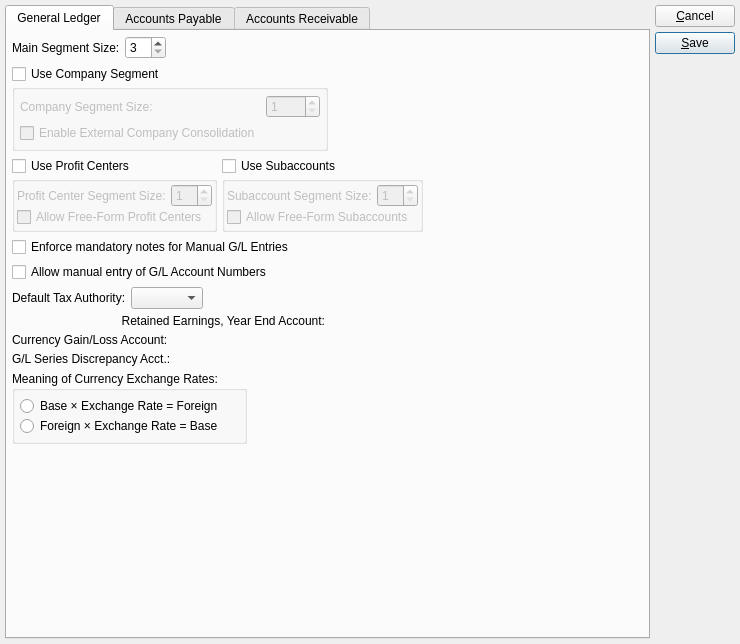
Qt form xtuple/trunk/guiclient/configureGL.ui (WooodHead/xtuple) before a commit.
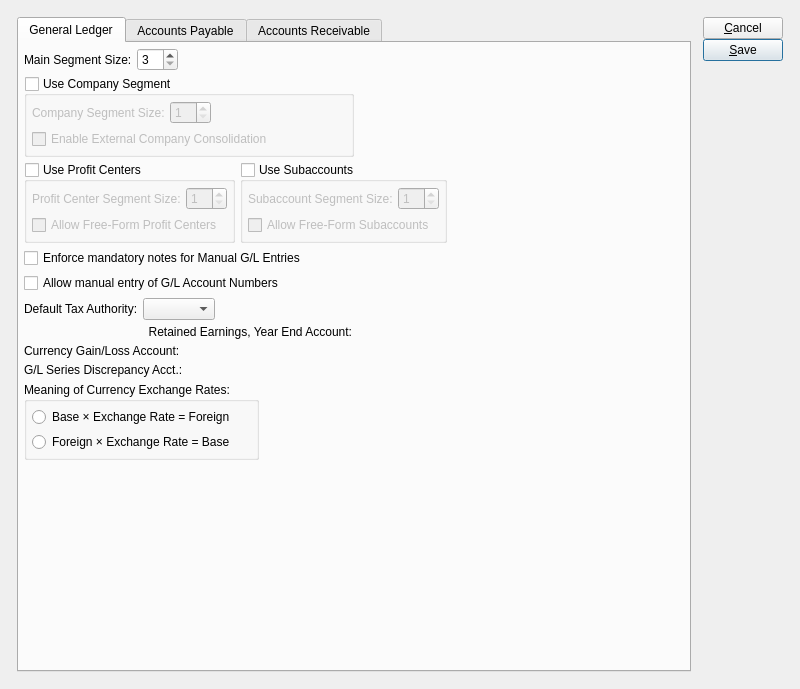
The same form after that commit. Custom widgets are drawn as their Qt base class.

Commit message: issue #6909:  Tweaks to UI for ACH check printing.

```diff
--- a/xtuple/trunk/guiclient/configureGL.ui
+++ b/xtuple/trunk/guiclient/configureGL.ui
@@ -5,15 +5,35 @@
    <rect>
     <x>0</x>
     <y>0</y>
-    <width>740</width>
-    <height>644</height>
+    <width>800</width>
+    <height>689</height>
    </rect>
   </property>
   <property name="windowTitle" >
    <string>Accounting Configuration</string>
   </property>
-  <layout class="QHBoxLayout" >
-   <item>
+  <layout class="QGridLayout" >
+   <item row="0" column="0" >
+    <layout class="QGridLayout" >
+     <property name="leftMargin" >
+      <number>12</number>
+     </property>
+     <property name="topMargin" >
+      <number>12</number>
+     </property>
+     <property name="rightMargin" >
+      <number>12</number>
+     </property>
+     <property name="bottomMargin" >
+      <number>12</number>
+     </property>
+     <property name="horizontalSpacing" >
+      <number>12</number>
+     </property>
+     <property name="verticalSpacing" >
+      <number>12</number>
+     </property>
+     <item row="0" column="0" >
     <widget class="QTabWidget" name="_tab" >
      <property name="currentIndex" >
       <number>0</number>
@@ -25,12 +45,9 @@
       <layout class="QGridLayout" >
        <item row="0" column="0" >
         <layout class="QVBoxLayout" >
-         <property name="spacing" >
-          <number>0</number>
-         </property>
          <item>
-          <layout class="QVBoxLayout" >
-           <item>
+            <layout class="QGridLayout" >
+             <item row="0" column="0" >
             <layout class="QHBoxLayout" >
              <property name="spacing" >
               <number>0</number>
@@ -86,7 +103,7 @@
              </item>
             </layout>
            </item>
-           <item>
+             <item row="1" column="0" >
             <layout class="QHBoxLayout" >
              <property name="spacing" >
               <number>0</number>
@@ -97,40 +114,7 @@
                 <number>0</number>
                </property>
                <item>
-                <layout class="QHBoxLayout" >
-                 <property name="spacing" >
-                  <number>0</number>
-                 </property>
-                 <item>
-                  <widget class="QCheckBox" name="_useCompanySegment" >
-                   <property name="text" >
-                    <string>Use Company Segment</string>
-                   </property>
-                  </widget>
-                 </item>
-                 <item>
-                  <spacer>
-                   <property name="orientation" >
-                    <enum>Qt::Horizontal</enum>
-                   </property>
-                   <property name="sizeType" >
-                    <enum>QSizePolicy::Expanding</enum>
-                   </property>
-                   <property name="sizeHint" >
-                    <size>
-                     <width>20</width>
-                     <height>20</height>
-                    </size>
-                   </property>
-                  </spacer>
-                 </item>
-                </layout>
-               </item>
-               <item>
-                <widget class="QGroupBox" name="_companyGroup" >
-                 <property name="enabled" >
-                  <bool>false</bool>
-                 </property>
+                  <widget class="QGroupBox" name="_useCompanySegment" >
                  <property name="sizePolicy" >
                   <sizepolicy vsizetype="Preferred" hsizetype="Preferred" >
                    <horstretch>0</horstretch>
@@ -138,7 +122,13 @@
                   </sizepolicy>
                  </property>
                  <property name="title" >
-                  <string/>
+                    <string>Use Company Segment</string>
+                   </property>
+                   <property name="checkable" >
+                    <bool>true</bool>
+                   </property>
+                   <property name="checked" >
+                    <bool>false</bool>
                  </property>
                  <layout class="QGridLayout" >
                   <item row="0" column="0" >
@@ -152,6 +142,8 @@
                    </widget>
                   </item>
                   <item row="0" column="1" >
+                     <layout class="QHBoxLayout" >
+                      <item>
                    <widget class="QSpinBox" name="_companySegmentSize" >
                     <property name="minimum" >
                      <number>1</number>
@@ -161,7 +153,22 @@
                     </property>
                    </widget>
                   </item>
-                  <item row="1" column="0" >
+                      <item>
+                       <spacer>
+                        <property name="orientation" >
+                         <enum>Qt::Horizontal</enum>
+                        </property>
+                        <property name="sizeHint" >
+                         <size>
+                          <width>40</width>
+                          <height>20</height>
+                         </size>
+                        </property>
+                       </spacer>
+                      </item>
+                     </layout>
+                    </item>
+                    <item row="1" column="0" colspan="2" >
                    <widget class="QCheckBox" name="_externalConsolidation" >
                     <property name="text" >
                      <string>Enable External Company Consolidation</string>
@@ -191,7 +198,7 @@
              </item>
             </layout>
            </item>
-           <item>
+             <item row="2" column="0" >
             <layout class="QHBoxLayout" >
              <property name="spacing" >
               <number>0</number>
@@ -207,65 +214,18 @@
                   <number>0</number>
                  </property>
                  <item>
-                  <layout class="QHBoxLayout" >
-                   <property name="spacing" >
-                    <number>0</number>
-                   </property>
-                   <item>
-                    <widget class="QCheckBox" name="_useProfitCenters" >
-                     <property name="text" >
+                    <widget class="QGroupBox" name="_useProfitCenters" >
+                     <property name="title" >
                       <string>Use Profit Centers</string>
                      </property>
-                    </widget>
-                   </item>
-                   <item>
-                    <spacer>
-                     <property name="orientation" >
-                      <enum>Qt::Horizontal</enum>
+                     <property name="checkable" >
+                      <bool>true</bool>
                      </property>
-                     <property name="sizeType" >
-                      <enum>QSizePolicy::Expanding</enum>
-                     </property>
-                     <property name="sizeHint" >
-                      <size>
-                       <width>20</width>
-                       <height>20</height>
-                      </size>
-                     </property>
-                    </spacer>
-                   </item>
-                  </layout>
-                 </item>
-                 <item>
-                  <widget class="QGroupBox" name="_profitCenterGroup" >
-                   <property name="enabled" >
+                     <property name="checked" >
                     <bool>false</bool>
                    </property>
-                   <property name="title" >
-                    <string/>
-                   </property>
-                   <layout class="QVBoxLayout" >
-                    <property name="spacing" >
-                     <number>0</number>
-                    </property>
-                    <property name="leftMargin" >
-                     <number>2</number>
-                    </property>
-                    <property name="topMargin" >
-                     <number>2</number>
-                    </property>
-                    <property name="rightMargin" >
-                     <number>2</number>
-                    </property>
-                    <property name="bottomMargin" >
-                     <number>2</number>
-                    </property>
-                    <item>
-                     <layout class="QHBoxLayout" >
-                      <property name="spacing" >
-                       <number>5</number>
-                      </property>
-                      <item>
+                     <layout class="QGridLayout" >
+                      <item row="0" column="0" >
                        <widget class="QLabel" name="_profitCenterSizeLit" >
                         <property name="text" >
                          <string>Profit Center Segment Size:</string>
@@ -275,7 +235,7 @@
                         </property>
                        </widget>
                       </item>
-                      <item>
+                      <item row="0" column="1" >
                        <widget class="QSpinBox" name="_profitCenterSize" >
                         <property name="minimum" >
                          <number>1</number>
@@ -288,9 +248,7 @@
                         </property>
                        </widget>
                       </item>
-                     </layout>
-                    </item>
-                    <item>
+                      <item row="1" column="0" colspan="2" >
                      <widget class="QCheckBox" name="_ffProfitCenters" >
                       <property name="text" >
                        <string>Allow Free-Form Profit Centers</string>
@@ -308,65 +266,18 @@
                   <number>0</number>
                  </property>
                  <item>
-                  <layout class="QHBoxLayout" >
-                   <property name="spacing" >
-                    <number>0</number>
-                   </property>
-                   <item>
-                    <widget class="QCheckBox" name="_useSubaccounts" >
-                     <property name="text" >
+                    <widget class="QGroupBox" name="_useSubaccounts" >
+                     <property name="title" >
                       <string>Use Subaccounts</string>
                      </property>
-                    </widget>
-                   </item>
-                   <item>
-                    <spacer>
-                     <property name="orientation" >
-                      <enum>Qt::Horizontal</enum>
+                     <property name="checkable" >
+                      <bool>true</bool>
                      </property>
-                     <property name="sizeType" >
-                      <enum>QSizePolicy::Expanding</enum>
-                     </property>
-                     <property name="sizeHint" >
-                      <size>
-                       <width>20</width>
-                       <height>20</height>
-                      </size>
-                     </property>
-                    </spacer>
-                   </item>
-                  </layout>
-                 </item>
-                 <item>
-                  <widget class="QGroupBox" name="_subaccountGroup" >
-                   <property name="enabled" >
+                     <property name="checked" >
                     <bool>false</bool>
                    </property>
-                   <property name="title" >
-                    <string/>
-                   </property>
-                   <layout class="QVBoxLayout" >
-                    <property name="spacing" >
-                     <number>0</number>
-                    </property>
-                    <property name="leftMargin" >
-                     <number>2</number>
-                    </property>
-                    <property name="topMargin" >
-                     <number>2</number>
-                    </property>
-                    <property name="rightMargin" >
-                     <number>2</number>
-                    </property>
-                    <property name="bottomMargin" >
-                     <number>2</number>
-                    </property>
-                    <item>
-                     <layout class="QHBoxLayout" >
-                      <property name="spacing" >
-                       <number>5</number>
-                      </property>
-                      <item>
+                     <layout class="QGridLayout" >
+                      <item row="0" column="0" >
                        <widget class="QLabel" name="_subAccountSizeLit" >
                         <property name="text" >
                          <string>Subaccount Segment Size:</string>
@@ -376,7 +287,7 @@
                         </property>
                        </widget>
                       </item>
-                      <item>
+                      <item row="0" column="1" >
                        <widget class="QSpinBox" name="_subaccountSize" >
                         <property name="minimum" >
                          <number>1</number>
@@ -386,9 +297,7 @@
                         </property>
                        </widget>
                       </item>
-                     </layout>
-                    </item>
-                    <item>
+                      <item row="1" column="0" colspan="2" >
                      <widget class="QCheckBox" name="_ffSubaccounts" >
                       <property name="text" >
                        <string>Allow Free-Form Subaccounts</string>
@@ -420,21 +329,21 @@
              </item>
             </layout>
            </item>
-           <item>
+             <item row="3" column="0" >
             <widget class="QCheckBox" name="_mandatoryNotes" >
              <property name="text" >
               <string>Enforce mandatory notes for Manual G/L Entries</string>
              </property>
             </widget>
            </item>
-           <item>
+             <item row="4" column="0" >
             <widget class="QCheckBox" name="_manualGlaccnt" >
              <property name="text" >
               <string>Allow manual entry of G/L Account Numbers</string>
              </property>
             </widget>
            </item>
-           <item>
+             <item row="5" column="0" >
             <layout class="QHBoxLayout" >
              <item>
               <widget class="QLabel" name="_taxauthLit" >
@@ -477,17 +386,9 @@
              </item>
             </layout>
            </item>
-           <item>
-            <layout class="QHBoxLayout" >
-             <property name="spacing" >
-              <number>5</number>
-             </property>
-             <item>
-              <layout class="QVBoxLayout" >
-               <property name="spacing" >
-                <number>5</number>
-               </property>
-               <item>
+             <item row="6" column="0" >
+              <layout class="QGridLayout" >
+               <item row="0" column="0" >
                 <widget class="QLabel" name="_yearendLit" >
                  <property name="enabled" >
                   <bool>true</bool>
@@ -500,42 +401,35 @@
                  </property>
                 </widget>
                </item>
-               <item>
+               <item row="0" column="1" >
+                <widget class="GLCluster" name="_yearend" >
+                 <property name="focusPolicy" >
+                  <enum>Qt::StrongFocus</enum>
+                 </property>
+                </widget>
+               </item>
+               <item row="1" column="0" >
                 <widget class="QLabel" name="_gainLossLit" >
                  <property name="text" >
                   <string>Currency Gain/Loss Account:</string>
                  </property>
                 </widget>
                </item>
-               <item>
+               <item row="1" column="1" >
+                <widget class="GLCluster" name="_gainLoss" >
+                 <property name="focusPolicy" >
+                  <enum>Qt::StrongFocus</enum>
+                 </property>
+                </widget>
+               </item>
+               <item row="2" column="0" >
                 <widget class="QLabel" name="_discrepancyLit" >
                  <property name="text" >
                   <string>G/L Series Discrepancy Acct.:</string>
                  </property>
                 </widget>
                </item>
-              </layout>
-             </item>
-             <item>
-              <layout class="QVBoxLayout" >
-               <property name="spacing" >
-                <number>5</number>
-               </property>
-               <item>
-                <widget class="GLCluster" name="_yearend" >
-                 <property name="focusPolicy" >
-                  <enum>Qt::StrongFocus</enum>
-                 </property>
-                </widget>
-               </item>
-               <item>
-                <widget class="GLCluster" name="_gainLoss" >
-                 <property name="focusPolicy" >
-                  <enum>Qt::StrongFocus</enum>
-                 </property>
-                </widget>
-               </item>
-               <item>
+               <item row="2" column="1" >
                 <widget class="GLCluster" name="_discrepancy" >
                  <property name="focusPolicy" >
                   <enum>Qt::StrongFocus</enum>
@@ -544,34 +438,14 @@
                </item>
               </layout>
              </item>
-            </layout>
-           </item>
-           <item>
+             <item row="7" column="0" >
             <layout class="QHBoxLayout" >
-             <property name="spacing" >
-              <number>0</number>
-             </property>
              <item>
               <widget class="QGroupBox" name="_exchangeRateSense" >
                <property name="title" >
                 <string>Meaning of Currency Exchange Rates:</string>
                </property>
                <layout class="QVBoxLayout" >
-                <property name="spacing" >
-                 <number>0</number>
-                </property>
-                <property name="leftMargin" >
-                 <number>5</number>
-                </property>
-                <property name="topMargin" >
-                 <number>5</number>
-                </property>
-                <property name="rightMargin" >
-                 <number>5</number>
-                </property>
-                <property name="bottomMargin" >
-                 <number>5</number>
-                </property>
                 <item>
                  <widget class="QRadioButton" name="_baseToLocal" >
                   <property name="text" >
@@ -619,8 +493,8 @@
            </property>
            <property name="sizeHint" >
             <size>
-             <width>493</width>
-             <height>16</height>
+               <width>20</width>
+               <height>0</height>
             </size>
            </property>
           </spacer>
@@ -993,8 +867,11 @@
      </widget>
     </widget>
    </item>
-   <item>
+     <item row="0" column="1" >
     <layout class="QVBoxLayout" >
+       <property name="spacing" >
+        <number>0</number>
+       </property>
      <item>
       <widget class="QPushButton" name="_close" >
        <property name="text" >
@@ -1037,6 +914,8 @@
     </layout>
    </item>
   </layout>
+   </item>
+  </layout>
  </widget>
  <layoutdefault spacing="5" margin="5" />
  <pixmapfunction>qPixmapFromMimeSource</pixmapfunction>
```
Left out of the diff: 179 changed lines with no effect on the pictures. Lines whose indentation alone changed are shown as unchanged. The commit also changes 4 other files.
